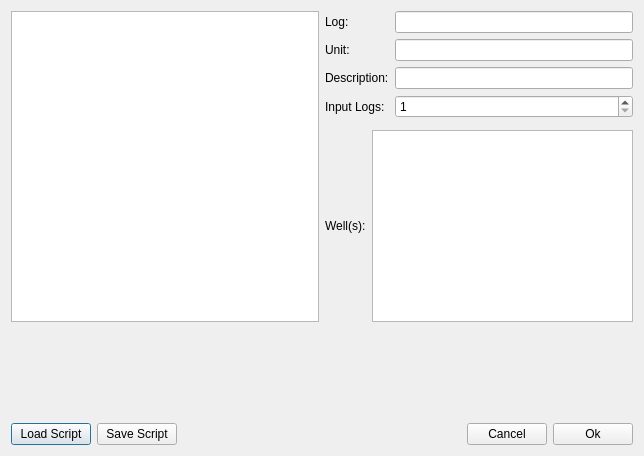
Old version of the form ProzessUI/logscriptdialog.ui in the repository fsoos74/su.
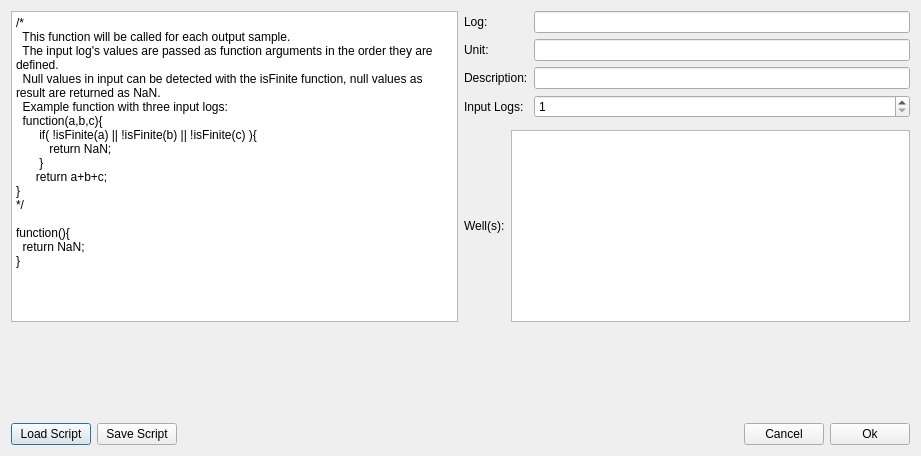
New version of the form.

Diff of the .ui file:
```diff
--- a/ProzessUI/logscriptdialog.ui
+++ b/ProzessUI/logscriptdialog.ui
@@ -6,7 +6,7 @@
    <rect>
     <x>0</x>
     <y>0</y>
-    <width>644</width>
+    <width>921</width>
     <height>456</height>
    </rect>
   </property>
@@ -24,6 +24,24 @@
          <height>0</height>
         </size>
        </property>
+       <property name="plainText">
+        <string>/*
+  This function will be called for each output sample.
+  The input log's values are passed as function arguments in the order they are defined.
+  Null values in input can be detected with the isFinite function, null values as result are returned as NaN. 
+  Example function with three input logs: 
+  function(a,b,c){
+       if( !isFinite(a) || !isFinite(b) || !isFinite(c) ){
+          return NaN;
+       }
+      return a+b+c;
+}
+*/
+
+function(){
+  return NaN;
+}</string>
+       </property>
       </widget>
      </item>
      <item>
```
